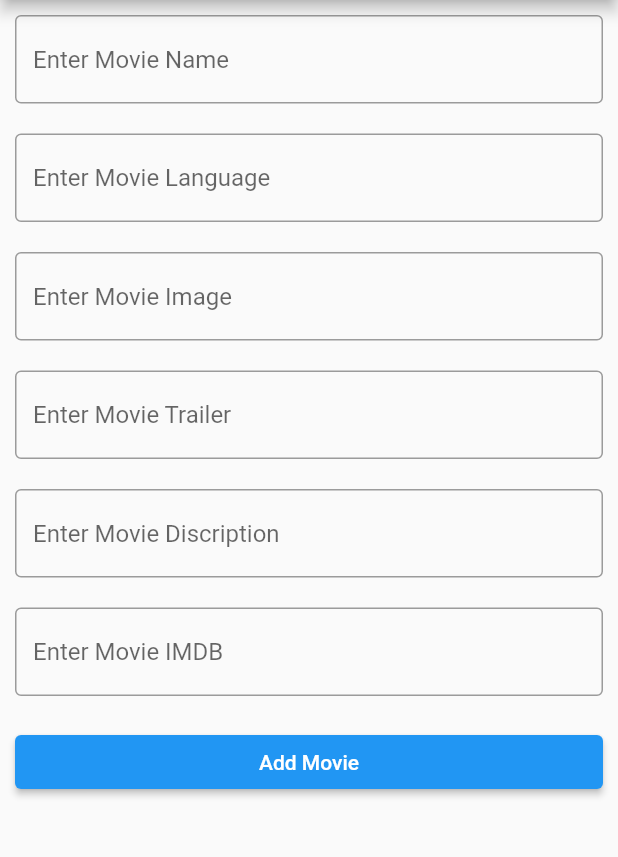
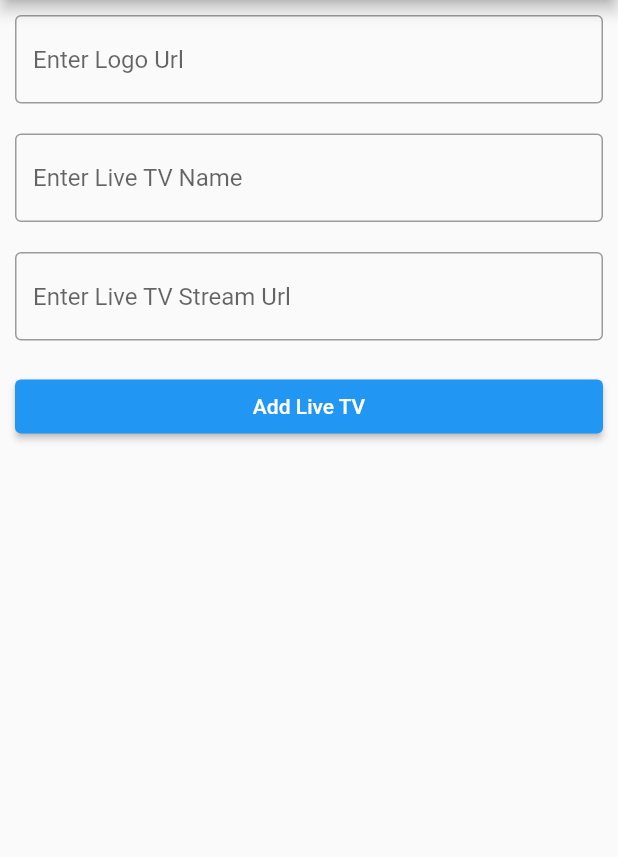
Before and after one commit to ajulkjose246/boltstream_app, a Flutter app: the screen it shows after launch, item 2 of the bottom bar chosen, after a tap on the "add" icon, on a phone screen of 412 x 824 dp, the part 84-941 px from its top. Run offline on Flutter 3.47's test engine with Material 2 defaults, Android fonts, the light colour scheme and no system bars; our stand-ins replace cloud_firestore, firebase_auth, firebase_core; accounts and stored records are empty.

Commit message:
live tv add option added

```diff
--- a/lib/main.dart
+++ b/lib/main.dart
@@ -1,4 +1,5 @@
 import 'package:boltstream/screen/addMovie.dart';
+import 'package:boltstream/screen/addTV.dart';
 import 'package:boltstream/screen/auth.dart';
 import 'package:boltstream/screen/home.dart';
 import 'package:boltstream/screen/login.dart';
@@ -27,6 +28,7 @@ class _boltStreamState extends State<boltStream> {
       routes: {
         '/': (context) => homeScreen(),
         '/addMovie': (context) => addMovieScreen(),
+        '/addTV': (context) => addTVScreen(),
         '/register': (context) => registerScreen(),
         '/login': (context) => loginScreen(),
         '/auth': (context) => userAuth(),
--- /dev/null
+++ b/lib/screen/addTV.dart
@@ -0,0 +1,72 @@
+import 'package:flutter/material.dart';
+import 'package:cloud_firestore/cloud_firestore.dart';
+
+class addTVScreen extends StatefulWidget {
+  const addTVScreen({super.key});
+
+  @override
+  State<addTVScreen> createState() => _addTVScreenState();
+}
+
+final CollectionReference liveTV =
+    FirebaseFirestore.instance.collection("LiveTV");
+TextEditingController CLogo = TextEditingController();
+TextEditingController CName = TextEditingController();
+TextEditingController CStream = TextEditingController();
+void addLiveTV() {
+  final data = {
+    'CLogo': CLogo.text,
+    'CName': CName.text,
+    'CStream': CStream.text,
+  };
+  liveTV.add(data);
+}
+
+class _addTVScreenState extends State<addTVScreen> {
+  @override
+  Widget build(BuildContext context) {
+    return Scaffold(
+        appBar: AppBar(
+          title: Text("Add Movie"),
+        ),
+        body: ListView(
+          children: [
+            Padding(
+              padding: const EdgeInsets.all(10.0),
+              child: TextField(
+                controller: CLogo,
+                decoration: InputDecoration(
+                    border: OutlineInputBorder(), hintText: "Enter Logo Url"),
+              ),
+            ),
+            Padding(
+              padding: const EdgeInsets.all(10.0),
+              child: TextField(
+                controller: CName,
+                decoration: InputDecoration(
+                    border: OutlineInputBorder(),
+                    hintText: "Enter Live TV Name"),
+              ),
+            ),
+            Padding(
+              padding: const EdgeInsets.all(10.0),
+              child: TextField(
+                controller: CStream,
+                decoration: InputDecoration(
+                    border: OutlineInputBorder(),
+                    hintText: "Enter Live TV Stream Url"),
+              ),
+            ),
+            Padding(
+              padding: const EdgeInsets.all(10.0),
+              child: ElevatedButton(
+                  onPressed: () {
+                    addLiveTV();
+                    Navigator.pushNamed(context, '/');
+                  },
+                  child: Text("Add Live TV")),
+            )
+          ],
+        ));
+  }
+}
--- a/lib/screen/home.dart
+++ b/lib/screen/home.dart
@@ -17,6 +17,7 @@ final CollectionReference movies =
 class _homeScreenState extends State<homeScreen> {
   int indexNum = 0;
   bool actionIcon = false;
+  String addPage = "/addMovie";
   List homeScreens = const [
     moviesScreen(),
     livetvScreen(),
@@ -34,7 +35,7 @@ class _homeScreenState extends State<homeScreen> {
             : [
                 IconButton(
                   onPressed: () {
-                    Navigator.pushNamed(context, "/addMovie");
+                    Navigator.pushNamed(context, addPage);
                   },
                   icon: Icon(Icons.add),
                 )
@@ -69,6 +70,11 @@ class _homeScreenState extends State<homeScreen> {
             } else {
               actionIcon = false;
             }
+            if (val == 1) {
+              addPage = "/addTV";
+            } else {
+              addPage = "/addMovie";
+            }
             indexNum = val;
           });
         },
--- a/lib/screen/profile.dart
+++ b/lib/screen/profile.dart
@@ -8,11 +8,10 @@ class profileScreen extends StatefulWidget {
   State<profileScreen> createState() => _profileScreenState();
 }
 
+final user = FirebaseAuth.instance.currentUser!;
 void logout() {
   FirebaseAuth.instance.signOut();
 }
-
-final user = FirebaseAuth.instance.currentUser!;
 
 class _profileScreenState extends State<profileScreen> {
   @override
```
